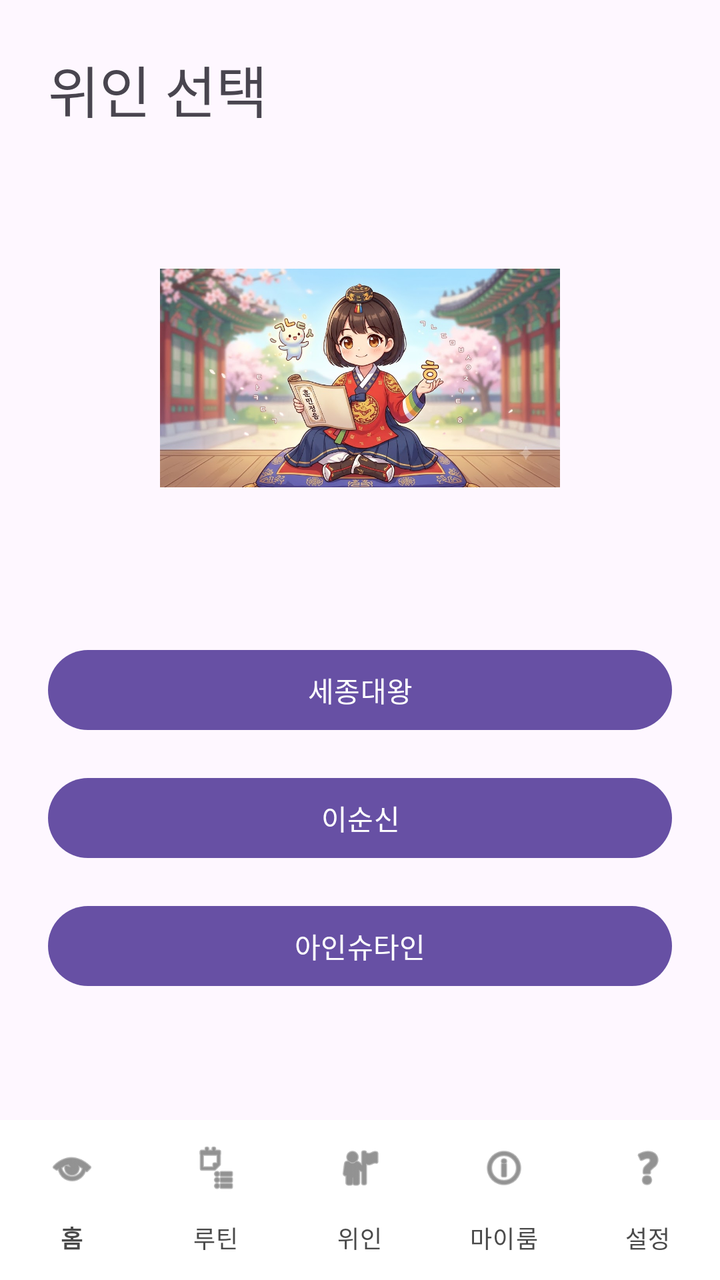
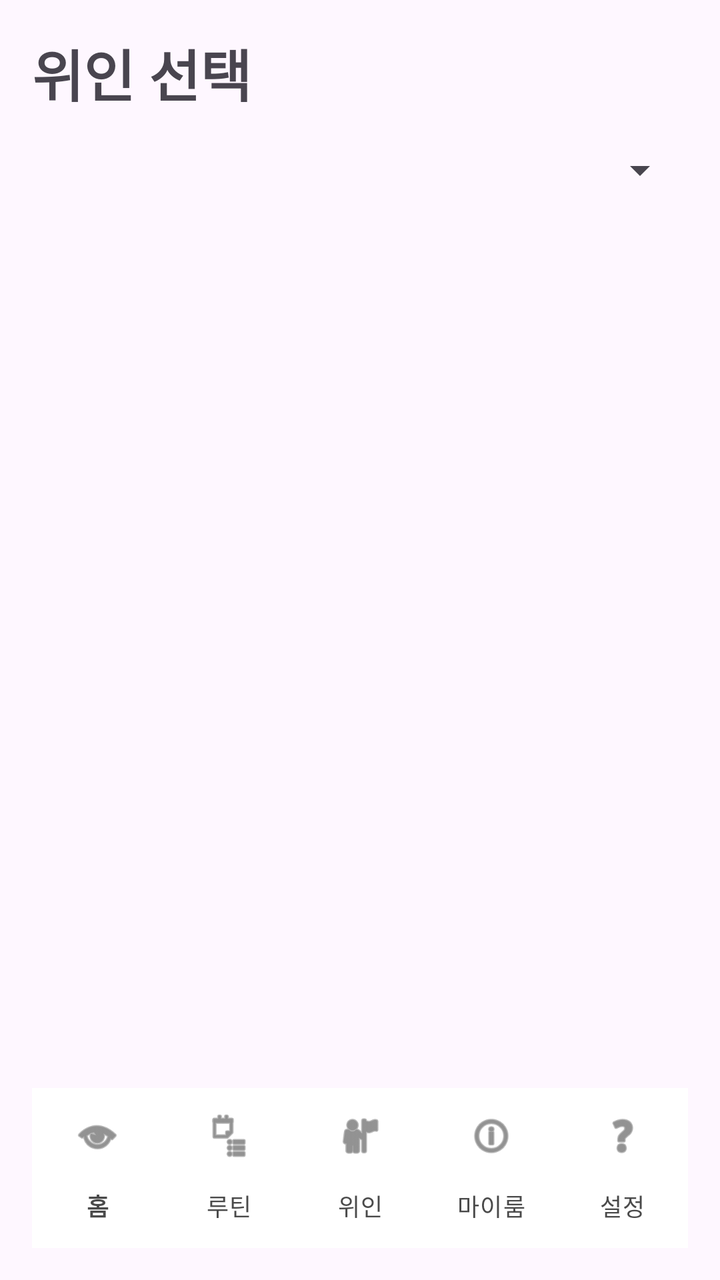

Before-and-after screenshots of an Android layout around one commit, followed by the original layout XML and the change that was made.
<!-- AndroidManifest.xml: application theme Theme.Test -->
<!-- res/layout/activity_character_select.xml -->
<?xml version="1.0" encoding="utf-8"?>
<androidx.coordinatorlayout.widget.CoordinatorLayout
    xmlns:android="http://schemas.android.com/apk/res/android"
    xmlns:app="http://schemas.android.com/apk/res-auto"
    android:layout_width="match_parent"
    android:layout_height="match_parent">

    
    <LinearLayout
        android:layout_width="match_parent"
        android:layout_height="match_parent"
        android:orientation="vertical"
        android:padding="24dp"
        android:layout_marginBottom="60dp"> 

        <TextView
            android:layout_width="wrap_content"
            android:layout_height="wrap_content"
            android:text="위인 선택"
            android:textSize="28sp" />

        <ImageView
            android:id="@+id/ivSejongCharacter"
            android:layout_width="200dp"
            android:layout_height="200dp"
            android:src="@drawable/sesong"
            android:scaleType="fitCenter"
            android:layout_gravity="center_horizontal"
            android:layout_marginTop="24dp" />

        <Button
            android:id="@+id/btnSejong"
            android:layout_width="match_parent"
            android:layout_height="wrap_content"
            android:text="세종대왕"
            android:layout_marginTop="32dp" />

        <Button
            android:id="@+id/btnYiSunSin"
            android:layout_width="match_parent"
            android:layout_height="wrap_content"
            android:text="이순신"
            android:layout_marginTop="16dp" />

        <Button
            android:id="@+id/btnEinstein"
            android:layout_width="match_parent"
            android:layout_height="wrap_content"
            android:text="아인슈타인"
            android:layout_marginTop="16dp" />
    </LinearLayout>

    
    <include layout="@layout/layout_bottom_nav" />

</androidx.coordinatorlayout.widget.CoordinatorLayout>
<!-- res/layout/layout_bottom_nav.xml (included above) -->
<?xml version="1.0" encoding="utf-8"?>
<com.google.android.material.bottomnavigation.BottomNavigationView
    xmlns:android="http://schemas.android.com/apk/res/android"
    xmlns:app="http://schemas.android.com/apk/res-auto"
    android:id="@+id/bottomNavigationView"
    android:layout_width="match_parent"
    android:layout_height="wrap_content"
    android:layout_gravity="bottom"
    android:background="@android:color/white"
    app:itemIconTint="#4A4A4A"
    app:itemTextColor="#4A4A4A"
    app:labelVisibilityMode="labeled"
    app:menu="@menu/bottom_nav_menu" />
<!-- resources referenced by this layout -->
<resources>
  <!-- drawable sesong: jpg bitmap (drawable, 112119 bytes) -->
  <style name="Theme.Test" parent="Base.Theme.Test" />
  <style name="Base.Theme.Test" parent="Theme.Material3.DayNight.NoActionBar">
          
          
      </style>
</resources>

<!-- the commit's change to res/layout/activity_character_select.xml (unified diff, before → after) -->
@@ -1,59 +1,36 @@
 <?xml version="1.0" encoding="utf-8"?>
-<androidx.coordinatorlayout.widget.CoordinatorLayout
+<LinearLayout
     xmlns:android="http://schemas.android.com/apk/res/android"
-    xmlns:app="http://schemas.android.com/apk/res-auto"
     android:layout_width="match_parent"
-    android:layout_height="match_parent">
+    android:layout_height="match_parent"
+    android:orientation="vertical"
+    android:padding="16dp">
 
     
-    <LinearLayout
+    <TextView
+        android:layout_width="wrap_content"
+        android:layout_height="wrap_content"
+        android:text="위인 선택"
+        android:textSize="28sp"
+        android:textStyle="bold"
+        android:layout_marginBottom="16dp" />
+
+    <Spinner
+        android:id="@+id/fieldSpinner"
         android:layout_width="match_parent"
-        android:layout_height="match_parent"
-        android:orientation="vertical"
-        android:padding="24dp"
-        android:layout_marginBottom="60dp"> 
-
-        <TextView
-            android:layout_width="wrap_content"
-            android:layout_height="wrap_content"
-            android:text="위인 선택"
-            android:textSize="28sp" />
-
-        <ImageView
-            android:id="@+id/ivSejongCharacter"
-            android:layout_width="200dp"
-            android:layout_height="200dp"
-            android:src="@drawable/sesong"
-            android:scaleType="fitCenter"
-            android:layout_gravity="center_horizontal"
-            android:layout_marginTop="24dp" />
-
-        <Button
-            android:id="@+id/btnSejong"
-            android:layout_width="match_parent"
-            android:layout_height="wrap_content"
-            android:text="세종대왕"
-            android:layout_marginTop="32dp" />
-
-        <Button
-            android:id="@+id/btnYiSunSin"
-            android:layout_width="match_parent"
-            android:layout_height="wrap_content"
-            android:text="이순신"
-            android:layout_marginTop="16dp" />
-
-        <Button
-            android:id="@+id/btnEinstein"
-            android:layout_width="match_parent"
-            android:layout_height="wrap_content"
-            android:text="아인슈타인"
-            android:layout_marginTop="16dp" />
-    </LinearLayout>
+        android:layout_height="wrap_content"
+        android:layout_marginBottom="8dp" />
 
     
+    <androidx.recyclerview.widget.RecyclerView
+        android:id="@+id/heroRecyclerView"
+        android:layout_width="match_parent"
+        android:layout_height="0dp"
+        android:layout_marginTop="16dp"
+        android:layout_weight="1" />
+
     <include layout="@layout/layout_bottom_nav" />
-
-</androidx.coordinatorlayout.widget.CoordinatorLayout>
+</LinearLayout>
 <!-- res/layout/layout_bottom_nav.xml (included above) -->
 <?xml version="1.0" encoding="utf-8"?>
 <com.google.android.material.bottomnavigation.BottomNavigationView
<!-- resource entries referenced after the edit -->
@@ -1,6 +1,5 @@
 <!-- resources referenced by this layout -->
 <resources>
-  <!-- drawable sesong: jpg bitmap (drawable, 112119 bytes) -->
   <style name="Theme.Test" parent="Base.Theme.Test" />
   <style name="Base.Theme.Test" parent="Theme.Material3.DayNight.NoActionBar">
           
